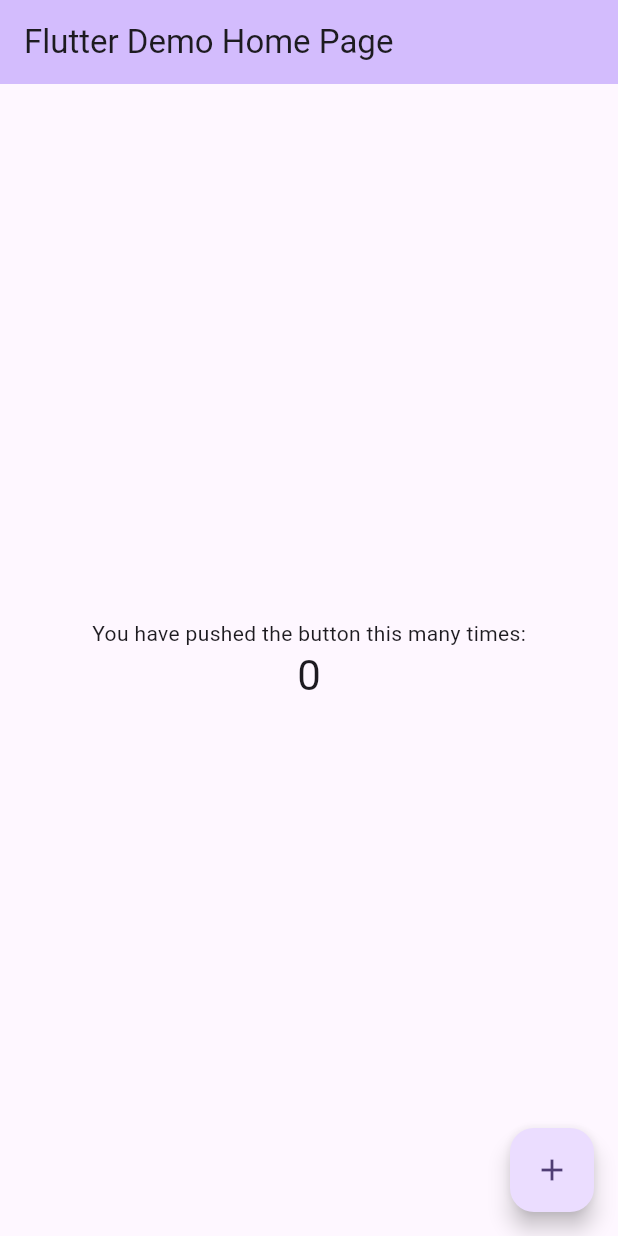
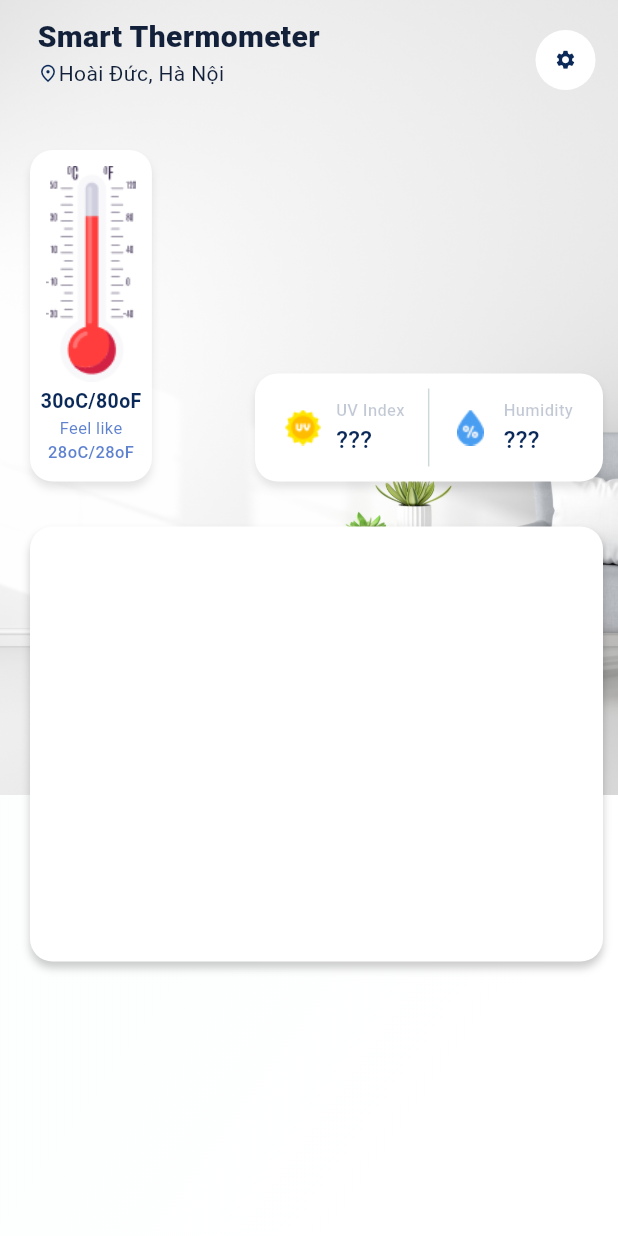
Before and after one commit to Hung2003s/Weather_APP_LMH, a Flutter app: the screen it shows after launch, on a phone screen of 412 x 824 dp. Run offline on Flutter 3.47's test engine with Material 3 defaults, Android fonts, the light colour scheme and no system bars.

Commit message:
create app

```diff
--- a/lib/main.dart
+++ b/lib/main.dart
@@ -1,4 +1,5 @@
 import 'package:flutter/material.dart';
+import 'package:weatherapp/view/homepage.dart';
 
 void main() {
   runApp(const MyApp());
@@ -7,119 +8,17 @@
 class MyApp extends StatelessWidget {
   const MyApp({super.key});
 
-  // This widget is the root of your application.
+
   @override
   Widget build(BuildContext context) {
     return MaterialApp(
       title: 'Flutter Demo',
       theme: ThemeData(
-        // This is the theme of your application.
-        //
-        // TRY THIS: Try running your application with "flutter run". You'll see
-        // the application has a purple toolbar. Then, without quitting the app,
-        // try changing the seedColor in the colorScheme below to Colors.green
-        // and then invoke "hot reload" (save your changes or press the "hot
-        // reload" button in a Flutter-supported IDE, or press "r" if you used
-        // the command line to start the app).
-        //
-        // Notice that the counter didn't reset back to zero; the application
-        // state is not lost during the reload. To reset the state, use hot
-        // restart instead.
-        //
-        // This works for code too, not just values: Most code changes can be
-        // tested with just a hot reload.
         colorScheme: ColorScheme.fromSeed(seedColor: Colors.deepPurple),
         useMaterial3: true,
       ),
-      home: const MyHomePage(title: 'Flutter Demo Home Page'),
+      home: Homepage(),
+      debugShowCheckedModeBanner: false,
     );
   }
 }
-
-class MyHomePage extends StatefulWidget {
-  const MyHomePage({super.key, required this.title});
-
-  // This widget is the home page of your application. It is stateful, meaning
-  // that it has a State object (defined below) that contains fields that affect
-  // how it looks.
-
-  // This class is the configuration for the state. It holds the values (in this
-  // case the title) provided by the parent (in this case the App widget) and
-  // used by the build method of the State. Fields in a Widget subclass are
-  // always marked "final".
-
-  final String title;
-
-  @override
-  State<MyHomePage> createState() => _MyHomePageState();
-}
-
-class _MyHomePageState extends State<MyHomePage> {
-  int _counter = 0;
-
-  void _incrementCounter() {
-    setState(() {
-      // This call to setState tells the Flutter framework that something has
-      // changed in this State, which causes it to rerun the build method below
-      // so that the display can reflect the updated values. If we changed
-      // _counter without calling setState(), then the build method would not be
-      // called again, and so nothing would appear to happen.
-      _counter++;
-    });
-  }
-
-  @override
-  Widget build(BuildContext context) {
-    // This method is rerun every time setState is called, for instance as done
-    // by the _incrementCounter method above.
-    //
-    // The Flutter framework has been optimized to make rerunning build methods
-    // fast, so that you can just rebuild anything that needs updating rather
-    // than having to individually change instances of widgets.
-    return Scaffold(
-      appBar: AppBar(
-        // TRY THIS: Try changing the color here to a specific color (to
-        // Colors.amber, perhaps?) and trigger a hot reload to see the AppBar
-        // change color while the other colors stay the same.
-        backgroundColor: Theme.of(context).colorScheme.inversePrimary,
-        // Here we take the value from the MyHomePage object that was created by
-        // the App.build method, and use it to set our appbar title.
-        title: Text(widget.title),
-      ),
-      body: Center(
-        // Center is a layout widget. It takes a single child and positions it
-        // in the middle of the parent.
-        child: Column(
-          // Column is also a layout widget. It takes a list of children and
-          // arranges them vertically. By default, it sizes itself to fit its
-          // children horizontally, and tries to be as tall as its parent.
-          //
-          // Column has various properties to control how it sizes itself and
-          // how it positions its children. Here we use mainAxisAlignment to
-          // center the children vertically; the main axis here is the vertical
-          // axis because Columns are vertical (the cross axis would be
-          // horizontal).
-          //
-          // TRY THIS: Invoke "debug painting" (choose the "Toggle Debug Paint"
-          // action in the IDE, or press "p" in the console), to see the
-          // wireframe for each widget.
-          mainAxisAlignment: MainAxisAlignment.center,
-          children: <Widget>[
-            const Text(
-              'You have pushed the button this many times:',
-            ),
-            Text(
-              '$_counter',
-              style: Theme.of(context).textTheme.headlineMedium,
-            ),
-          ],
-        ),
-      ),
-      floatingActionButton: FloatingActionButton(
-        onPressed: _incrementCounter,
-        tooltip: 'Increment',
-        child: const Icon(Icons.add),
-      ), // This trailing comma makes auto-formatting nicer for build methods.
-    );
-  }
-}
--- /dev/null
+++ b/lib/model/service.dart
@@ -0,0 +1,12 @@
+class Service {
+  String name;
+  String logo;
+  String color;
+
+  Service({required this.name, required this.logo, required this.color});
+
+  @override
+  String toString() {
+    return 'Service{name: $name, logo: $logo, color: $color}';
+  }
+}
--- /dev/null
+++ b/lib/view/homepage.dart
@@ -0,0 +1,315 @@
+import 'dart:developer';
+
+import 'package:flutter/cupertino.dart';
+import 'package:flutter/material.dart';
+
+class Homepage extends StatefulWidget {
+  const Homepage({super.key});
+
+  @override
+  State<Homepage> createState() => _HomepageState();
+}
+
+class _HomepageState extends State<Homepage> {
+
+
+
+  @override
+  Widget build(BuildContext context) {
+    return Scaffold(
+      body: SafeArea(
+        child: Stack(children: <Widget>[
+          Container(
+            height: MediaQuery.of(context).size.height,
+            width: MediaQuery.of(context).size.width,
+            padding: EdgeInsets.all(0),
+            child: Column(
+              children: [
+                Container(
+                  height: 534,
+                  decoration: BoxDecoration(
+                      image: DecorationImage(
+                    image: AssetImage('assets/images/homepage_image.jpg'),
+                    fit: BoxFit.fitHeight,
+                  )),
+                ),
+              ],
+            ),
+          ),
+          Container(
+            margin: EdgeInsets.only(top: 530),
+            decoration: BoxDecoration(
+              color: Colors.white,
+            ),
+            child: Container(
+              decoration: BoxDecoration(
+                  gradient: LinearGradient(begin: Alignment.topCenter, colors: [
+                Color(0xffF4FAFA).withOpacity(0.2),
+                Colors.white.withOpacity(0.1),
+              ])),
+            ),
+          ),
+          Container(
+            padding: EdgeInsets.only(left: 20, top: 10, right: 10, bottom: 10),
+            child: Column(
+              children: [
+                Container(
+                  height: 60,
+                  padding: EdgeInsets.symmetric(horizontal: 5),
+                  child: Row(
+                    mainAxisAlignment: MainAxisAlignment.spaceBetween,
+                    children: [
+                      Column(
+                        crossAxisAlignment: CrossAxisAlignment.start,
+                        children: [
+                          Text(
+                            'Smart Thermometer',
+                            style: TextStyle(
+                              color: Color(0xff12203A),
+                              fontWeight: FontWeight.w800,
+                              fontSize: 20,
+                            ),
+                          ),
+                          Row(
+                            mainAxisAlignment: MainAxisAlignment.start,
+                            children: [
+                              Icon(
+                                Icons.place_outlined,
+                                color: Color(0xff0A2958),
+                                size: 14,
+                              ),
+                              Text(
+                                'Hoài Đức, Hà Nội',
+                                style: TextStyle(
+                                    color: Color(0xff12203A),
+                                    fontWeight: FontWeight.w400,
+                                    fontSize: 14),
+                              )
+                            ],
+                          )
+                        ],
+                      ),
+                      Container(
+                        padding: EdgeInsets.all(12.5),
+                        decoration: BoxDecoration(
+                          shape: BoxShape.circle,
+                          color: Colors.white,
+                        ),
+                        child: InkWell(
+                            onTap: () {},
+                            child: Icon(
+                              Icons.settings,
+                              color: Color(0xff0A2958),
+                              size: 15,
+                            )),
+                      )
+                    ],
+                  ),
+                ),
+                SizedBox(
+                  height: 30,
+                ),
+                Container(
+                  height: 221,
+                  decoration: BoxDecoration(),
+                  child: Row(
+                    mainAxisAlignment: MainAxisAlignment.spaceBetween,
+                    crossAxisAlignment: CrossAxisAlignment.end,
+                    children: [
+                      Container(
+                        decoration: BoxDecoration(
+                            color: Colors.white,
+                            borderRadius: BorderRadius.circular(15),
+                            boxShadow: [
+                              BoxShadow(
+                                color: Colors.black.withOpacity(0.1),
+                                spreadRadius: 0,
+                                blurRadius: 4,
+                                offset: Offset(0, 4),
+                              ) // vị trí đổ bóng: ngang và dọc
+                            ]),
+                        height: 221,
+                        padding: EdgeInsets.all(7),
+                        child: Column(
+                          children: [
+                            Container(
+                              height: 151,
+                              width: 60,
+                              decoration: BoxDecoration(
+                                  image: DecorationImage(
+                                      image: AssetImage(
+                                          'assets/images/framethermometer1.png'))),
+                            ),
+                            Text(
+                              '30oC/80oF',
+                              style: TextStyle(
+                                color: Color(0xff0A2958),
+                                fontSize: 13,
+                                fontWeight: FontWeight.w600,
+                              ),
+                            ),
+                            Text(
+                              'Feel like',
+                              style: TextStyle(
+                                color: Color(0xff0A2958BF).withOpacity(0.75),
+                                fontSize: 11,
+                                fontWeight: FontWeight.w400,
+                              ),
+                            ),
+                            Text(
+                              '28oC/28oF',
+                              style: TextStyle(
+                                color: Color(0xff0A2958BF).withOpacity(0.75),
+                                fontSize: 11,
+                                fontWeight: FontWeight.w500,
+                              ),
+                            )
+                          ],
+                        ),
+                      ),
+                      Container(
+                        height: 72,
+                        width: 232,
+                        padding: EdgeInsets.symmetric(horizontal: 20),
+                        decoration: BoxDecoration(
+                            color: Colors.white,
+                            borderRadius: BorderRadius.circular(15),
+                            boxShadow: [
+                              BoxShadow(
+                                color: Colors.black.withOpacity(0.1),
+                                spreadRadius: 0,
+                                blurRadius: 4,
+                                offset: Offset(0, 4),
+                              ),
+                            ]),
+                        child: Row(
+                          mainAxisAlignment: MainAxisAlignment.spaceBetween,
+                          children: [
+                            Container(
+                              child: Row(
+                                children: [
+                                  Container(
+                                    width: 24,
+                                    height: 24,
+                                    decoration: BoxDecoration(
+                                        image: DecorationImage(
+                                            image: AssetImage(
+                                                'assets/images/uvlogo.png'))),
+                                  ),
+                                  SizedBox(
+                                    width: 10,
+                                  ),
+                                  Container(
+                                    child: Column(
+                                      mainAxisAlignment:
+                                          MainAxisAlignment.center,
+                                      crossAxisAlignment:
+                                          CrossAxisAlignment.start,
+                                      children: [
+                                        Text(
+                                          'UV Index',
+                                          style: TextStyle(
+                                              color: Color(0xff0A2958)
+                                                  .withOpacity(0.25),
+                                              fontWeight: FontWeight.w500,
+                                              fontSize: 11),
+                                        ),
+                                        Text(
+                                          '???',
+                                          style: TextStyle(
+                                              color: Color(0xff0A2958),
+                                              fontWeight: FontWeight.w500,
+                                              fontSize: 16),
+                                        )
+                                      ],
+                                    ),
+                                  )
+                                ],
+                              ),
+                            ),
+                            Container(
+                              margin: EdgeInsets.symmetric(vertical: 10),
+                              width: 1,
+                              decoration: BoxDecoration(
+                                color: Color(0xffCED9DC),
+                              ),
+                            ),
+                            Container(
+                              child: Row(
+                                children: [
+                                  Container(
+                                    width: 24,
+                                    height: 24,
+                                    decoration: BoxDecoration(
+                                        image: DecorationImage(
+                                            image: AssetImage(
+                                                'assets/images/humiditylogo.png'))),
+                                  ),
+                                  SizedBox(
+                                    width: 10,
+                                  ),
+                                  Container(
+                                    child: Column(
+                                      mainAxisAlignment:
+                                          MainAxisAlignment.center,
+                                      crossAxisAlignment:
+                                          CrossAxisAlignment.start,
+                                      children: [
+                                        Text(
+                                          'Humidity',
+                                          style: TextStyle(
+                                              color: Color(0xff0A2958)
+                                                  .withOpacity(0.25),
+                                              fontWeight: FontWeight.w500,
+                                              fontSize: 11),
+                                        ),
+                                        Text(
+                                          '???',
+                                          style: TextStyle(
+                                              color: Color(0xff0A2958),
+                                              fontWeight: FontWeight.w500,
+                                              fontSize: 16),
+                                        )
+                                      ],
+                                    ),
+                                  )
+                                ],
+                              ),
+                            ),
+                          ],
+                        ),
+                      )
+                    ],
+                  ),
+                ),
+                SizedBox(height: 30,),
+                Container(
+                  height: 290,
+                  padding: EdgeInsets.symmetric(horizontal: 100),
+                  decoration: BoxDecoration(
+                    color: Colors.white,
+                    borderRadius: BorderRadius.circular(15),
+                      boxShadow: [
+                        BoxShadow(
+                          color: Colors.black.withOpacity(0.2),
+                          spreadRadius: 0,
+                          blurRadius: 4,
+                          offset: Offset(0, 4),
+                        ),
+                      ]
+                  ),
+                  child: ListView.builder(
+                      itemCount: 10,
+                      itemBuilder: (context, index) {
+                        return Container();
+                      }),
+                )
+              ],
+            ),
+          ),
+        ]),
+      ),
+    );
+  }
+
+}
--- /dev/null
+++ b/lib/view/intro_screen_1.dart
@@ -0,0 +1,23 @@
+import 'package:flutter/cupertino.dart';
+import 'package:flutter/material.dart';
+
+class IntroScreen1 extends StatefulWidget {
+  const IntroScreen1({super.key});
+
+  @override
+  State<IntroScreen1> createState() => _IntroScreen1State();
+}
+
+class _IntroScreen1State extends State<IntroScreen1> {
+  @override
+  Widget build(BuildContext context) {
+    return Scaffold(
+      backgroundColor: Colors.grey,
+        body:Column(
+          children: <Widget>[
+
+          ],
+        )
+    );
+  }
+}
```
Also changed, not shown: pubspec.yaml (+9 -3 lines), assets/images/applogo.png (added), assets/images/framethermometer1.png (added), assets/images/homepage_image.jpg (added), assets/images/humiditylogo.png (added), assets/images/intro1.png (added), assets/images/uvlogo.png (added), pubspec.lock, 18 other files.
